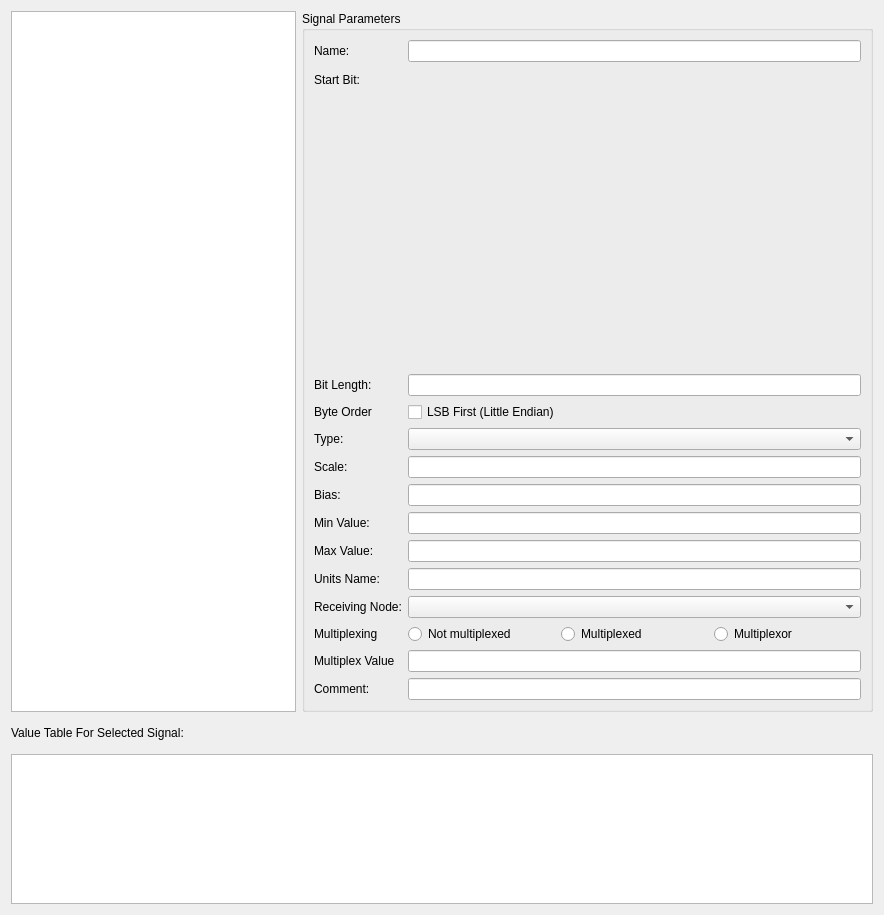
First picture: the form in ui/dbcsignaleditor.ui, repository collin80/SavvyCAN, before the edit.
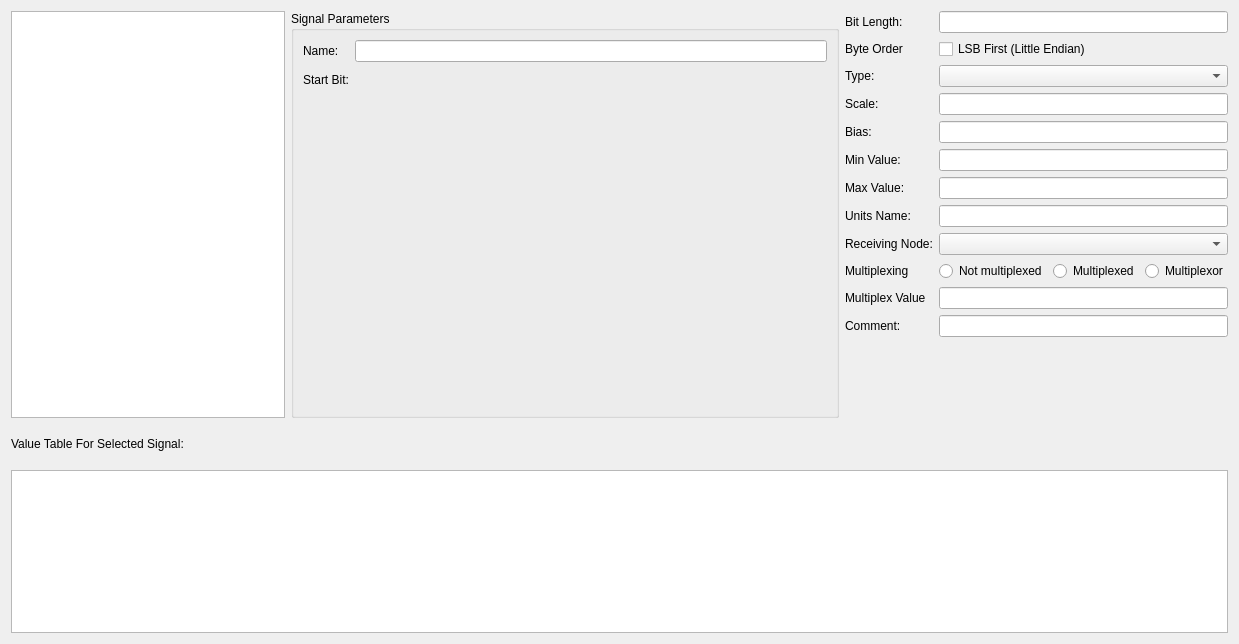
Second picture: the form after the edit. Custom widgets are drawn as their Qt base class.

Commit message: Change layout of signal editor to be not quite so tall. It now fits better in a variety of screen resolutions.

Patch:
```diff
--- a/ui/dbcsignaleditor.ui
+++ b/ui/dbcsignaleditor.ui
@@ -6,16 +6,16 @@
    <rect>
     <x>0</x>
     <y>0</y>
-    <width>884</width>
-    <height>915</height>
+    <width>1239</width>
+    <height>644</height>
    </rect>
   </property>
   <property name="windowTitle">
    <string>Signal Editor</string>
   </property>
-  <layout class="QVBoxLayout" name="verticalLayout" stretch="10,1,5">
+  <layout class="QVBoxLayout" name="verticalLayout" stretch="10,1,4">
    <item>
-    <layout class="QHBoxLayout" name="horizontalLayout" stretch="1,2">
+    <layout class="QHBoxLayout" name="horizontalLayout" stretch="1,2,1">
      <item>
       <widget class="QListWidget" name="signalsList"/>
      </item>
@@ -52,118 +52,113 @@
           </property>
          </widget>
         </item>
-        <item row="2" column="0">
+       </layout>
+      </widget>
+     </item>
+     <item>
+      <layout class="QFormLayout" name="formLayout_2">
+       <item row="0" column="0">
          <widget class="QLabel" name="label_4">
           <property name="text">
            <string>Bit Length:</string>
           </property>
          </widget>
         </item>
-        <item row="3" column="0">
+       <item row="0" column="1">
+        <widget class="QLineEdit" name="txtBitLength"/>
+       </item>
+       <item row="1" column="0">
          <widget class="QLabel" name="label_5">
           <property name="text">
            <string>Byte Order</string>
           </property>
          </widget>
         </item>
-        <item row="2" column="1">
-         <widget class="QLineEdit" name="txtBitLength"/>
-        </item>
-        <item row="3" column="1">
+       <item row="1" column="1">
          <widget class="QCheckBox" name="cbIntelFormat">
           <property name="text">
            <string>LSB First (Little Endian)</string>
           </property>
          </widget>
         </item>
-        <item row="4" column="0">
+       <item row="2" column="0">
          <widget class="QLabel" name="label_6">
           <property name="text">
            <string>Type:</string>
           </property>
          </widget>
         </item>
-        <item row="5" column="0">
+       <item row="2" column="1">
+        <widget class="QComboBox" name="comboType"/>
+       </item>
+       <item row="3" column="0">
          <widget class="QLabel" name="label_7">
           <property name="text">
            <string>Scale:</string>
           </property>
          </widget>
         </item>
-        <item row="6" column="0">
+       <item row="3" column="1">
+        <widget class="QLineEdit" name="txtScale"/>
+       </item>
+       <item row="4" column="0">
          <widget class="QLabel" name="label_8">
           <property name="text">
            <string>Bias:</string>
           </property>
          </widget>
         </item>
-        <item row="7" column="0">
+       <item row="4" column="1">
+        <widget class="QLineEdit" name="txtBias"/>
+       </item>
+       <item row="5" column="0">
          <widget class="QLabel" name="label_9">
           <property name="text">
            <string>Min Value:</string>
           </property>
          </widget>
         </item>
-        <item row="8" column="0">
+       <item row="5" column="1">
+        <widget class="QLineEdit" name="txtMinVal"/>
+       </item>
+       <item row="6" column="0">
          <widget class="QLabel" name="label_10">
           <property name="text">
            <string>Max Value:</string>
           </property>
          </widget>
         </item>
-        <item row="10" column="0">
-         <widget class="QLabel" name="label_11">
-          <property name="text">
-           <string>Receiving Node:</string>
-          </property>
-         </widget>
-        </item>
-        <item row="14" column="0">
-         <widget class="QLabel" name="label_13">
-          <property name="text">
-           <string>Comment:</string>
-          </property>
-         </widget>
-        </item>
-        <item row="9" column="0">
+       <item row="6" column="1">
+        <widget class="QLineEdit" name="txtMaxVal"/>
+       </item>
+       <item row="7" column="0">
          <widget class="QLabel" name="label_12">
           <property name="text">
            <string>Units Name:</string>
           </property>
          </widget>
         </item>
-        <item row="4" column="1">
-         <widget class="QComboBox" name="comboType"/>
-        </item>
-        <item row="5" column="1">
-         <widget class="QLineEdit" name="txtScale"/>
-        </item>
-        <item row="6" column="1">
-         <widget class="QLineEdit" name="txtBias"/>
-        </item>
         <item row="7" column="1">
-         <widget class="QLineEdit" name="txtMinVal"/>
-        </item>
-        <item row="8" column="1">
-         <widget class="QLineEdit" name="txtMaxVal"/>
-        </item>
-        <item row="9" column="1">
          <widget class="QLineEdit" name="txtUnitName"/>
         </item>
-        <item row="10" column="1">
+       <item row="8" column="0">
+        <widget class="QLabel" name="label_11">
+         <property name="text">
+          <string>Receiving Node:</string>
+         </property>
+        </widget>
+       </item>
+       <item row="8" column="1">
          <widget class="QComboBox" name="comboReceiver"/>
         </item>
-        <item row="14" column="1">
-         <widget class="QLineEdit" name="txtComment"/>
-        </item>
-        <item row="12" column="0">
+       <item row="9" column="0">
          <widget class="QLabel" name="label_14">
           <property name="text">
            <string>Multiplexing</string>
           </property>
          </widget>
         </item>
-        <item row="12" column="1">
+       <item row="9" column="1">
          <layout class="QHBoxLayout" name="horizontalLayout_2">
           <item>
            <widget class="QRadioButton" name="rbNotMulti">
@@ -188,18 +183,27 @@
           </item>
          </layout>
         </item>
-        <item row="13" column="0">
+       <item row="10" column="0">
          <widget class="QLabel" name="label_15">
           <property name="text">
            <string>Multiplex Value</string>
           </property>
          </widget>
         </item>
-        <item row="13" column="1">
+       <item row="10" column="1">
          <widget class="QLineEdit" name="txtMultiplexValue"/>
         </item>
-       </layout>
-      </widget>
+       <item row="11" column="0">
+        <widget class="QLabel" name="label_13">
+         <property name="text">
+          <string>Comment:</string>
+         </property>
+        </widget>
+       </item>
+       <item row="11" column="1">
+        <widget class="QLineEdit" name="txtComment"/>
+       </item>
+      </layout>
      </item>
     </layout>
    </item>
```
Left out of the diff: 11 changed lines with no effect on the pictures. Lines whose indentation alone changed are shown as unchanged. The commit also changes 1 other file.
